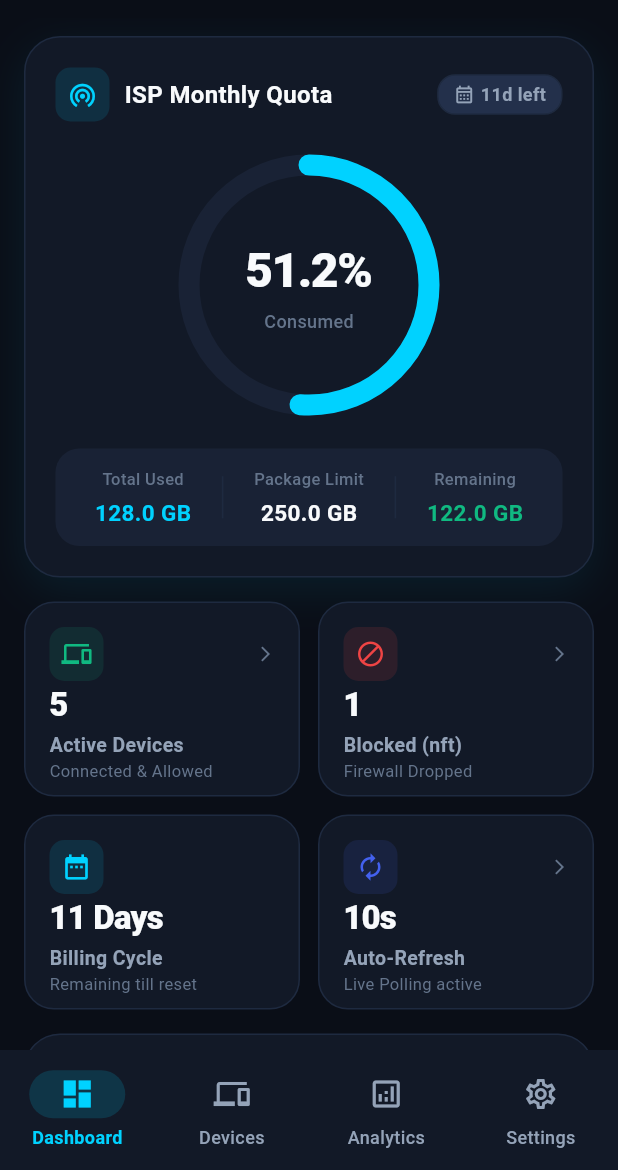
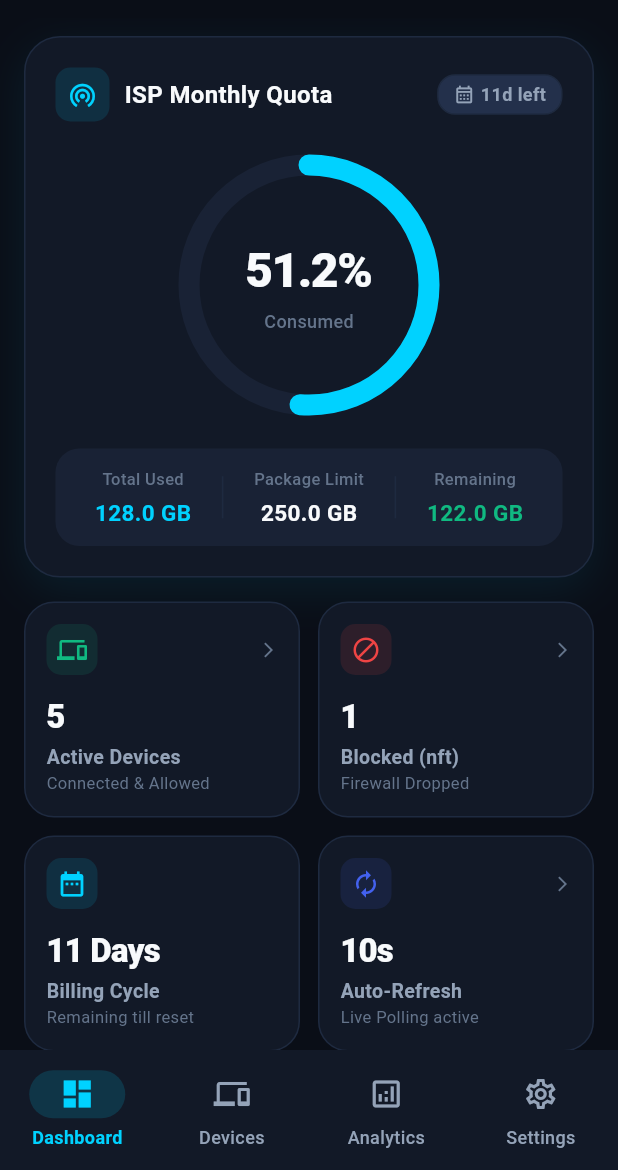
Before and after one commit to IbrahimElshishtawy/openwrt-wifi-quota-manager, a Flutter app: the screen it shows after launch, on a phone screen of 412 x 824 dp, the part 66-1236 px from its top. Run offline on Flutter 3.47's test engine with Material 3 defaults, Android fonts, the phone set to English and light mode, and no system bars; our stand-ins replace dio, fl_chart, flutter_riverpod, isar_community, shared_preferences; accounts and stored records are empty; generated files the repository leaves out were written again.

Commit message:
refactor: improve layout, responsiveness, and dimensions of NetworkMetricCard

```diff
--- a/flutter_client/lib/features/dashboard/presentation/screens/dashboard_screen.dart
+++ b/flutter_client/lib/features/dashboard/presentation/screens/dashboard_screen.dart
@@ -108,7 +108,7 @@ class DashboardScreen extends ConsumerWidget {
                   children: [
                     Expanded(
                       child: SizedBox(
-                        height: 130,
+                        height: 144,
                         child: NetworkMetricCard(
                           title: 'Active Devices',
                           value: '$activeCount',
@@ -122,7 +122,7 @@ class DashboardScreen extends ConsumerWidget {
                     const SizedBox(width: 12),
                     Expanded(
                       child: SizedBox(
-                        height: 130,
+                        height: 144,
                         child: NetworkMetricCard(
                           title: 'Blocked (nft)',
                           value: '$blockedCount',
@@ -140,7 +140,7 @@ class DashboardScreen extends ConsumerWidget {
                   children: [
                     Expanded(
                       child: SizedBox(
-                        height: 130,
+                        height: 144,
                         child: NetworkMetricCard(
                           title: 'Billing Cycle',
                           value: '${dashboardState.report!.cycleDaysRemaining} Days',
@@ -153,7 +153,7 @@ class DashboardScreen extends ConsumerWidget {
                     const SizedBox(width: 12),
                     Expanded(
                       child: SizedBox(
-                        height: 130,
+                        height: 144,
                         child: NetworkMetricCard(
                           title: 'Auto-Refresh',
                           value: '${settings.refreshInterval}s',
--- a/flutter_client/lib/features/dashboard/presentation/widgets/network_metric_card.dart
+++ b/flutter_client/lib/features/dashboard/presentation/widgets/network_metric_card.dart
@@ -25,7 +25,7 @@ class NetworkMetricCard extends StatelessWidget {
       onTap: onTap,
       borderRadius: BorderRadius.circular(20),
       child: Container(
-        padding: const EdgeInsets.all(16),
+        padding: const EdgeInsets.all(14),
         decoration: BoxDecoration(
           color: AppColors.cardDark,
           borderRadius: BorderRadius.circular(20),
@@ -33,12 +33,13 @@ class NetworkMetricCard extends StatelessWidget {
         ),
         child: Column(
           crossAxisAlignment: CrossAxisAlignment.start,
+          mainAxisAlignment: MainAxisAlignment.spaceBetween,
           children: [
             Row(
               mainAxisAlignment: MainAxisAlignment.spaceBetween,
               children: [
                 Container(
-                  padding: const EdgeInsets.all(8),
+                  padding: const EdgeInsets.all(7),
                   decoration: BoxDecoration(
                     color: iconColor.withValues(alpha: 0.12),
                     borderRadius: BorderRadius.circular(10),
@@ -49,9 +50,16 @@ class NetworkMetricCard extends StatelessWidget {
                   const Icon(Icons.arrow_forward_ios, size: 12, color: AppColors.textTertiary),
               ],
             ),
-            const Spacer(),
-            Text(
+            Column(
+              crossAxisAlignment: CrossAxisAlignment.start,
+              mainAxisSize: MainAxisSize.min,
+              children: [
+                FittedBox(
+                  fit: BoxFit.scaleDown,
+                  alignment: Alignment.centerLeft,
+                  child: Text(
                     value,
+                    maxLines: 1,
                     style: const TextStyle(
                       fontSize: 22,
                       fontWeight: FontWeight.w800,
@@ -59,9 +67,12 @@ class NetworkMetricCard extends StatelessWidget {
                       letterSpacing: -0.5,
                     ),
                   ),
+                ),
                 const SizedBox(height: 2),
                 Text(
                   title,
+                  maxLines: 1,
+                  overflow: TextOverflow.ellipsis,
                   style: const TextStyle(
                     fontSize: 13,
                     fontWeight: FontWeight.w600,
@@ -70,6 +81,8 @@ class NetworkMetricCard extends StatelessWidget {
                 ),
                 Text(
                   subtitle,
+                  maxLines: 1,
+                  overflow: TextOverflow.ellipsis,
                   style: const TextStyle(
                     fontSize: 11,
                     color: AppColors.textTertiary,
@@ -77,6 +90,8 @@ class NetworkMetricCard extends StatelessWidget {
                 ),
               ],
             ),
+          ],
+        ),
       ),
     );
   }
```
Lines whose indentation alone changed are shown as unchanged.
